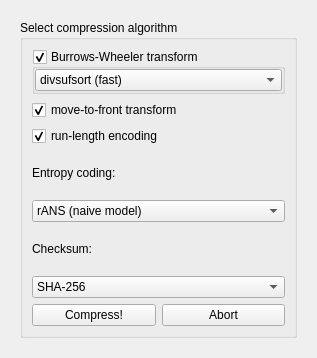
Before: the Qt Designer form processing_dialog.ui in 307372/Turbo-Kompresor-2000, drawn with Qt 5.
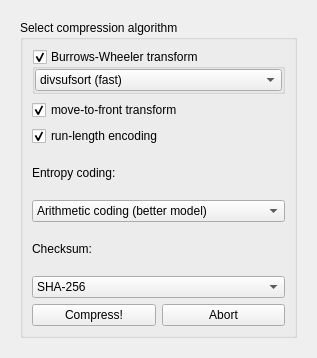
After: the same form once the commit is applied. Icons and pictures are not drawn.

The edit to the form file:
```diff
--- a/processing_dialog.ui
+++ b/processing_dialog.ui
@@ -230,7 +230,7 @@
              <string>&lt;html&gt;&lt;head/&gt;&lt;body&gt;&lt;p&gt;Entropy coding is the step, which usually does most of compressing among the algorithms I've implemented.&lt;br/&gt;&lt;/p&gt;&lt;p&gt;Better model gives better compression, but also has 256 KB overhead regardless of data type at the moment, so it's absurdly counterproductive for small files.&lt;/p&gt;&lt;/body&gt;&lt;/html&gt;</string>
             </property>
             <property name="currentIndex">
-             <number>3</number>
+             <number>2</number>
             </property>
             <item>
              <property name="text">
@@ -247,11 +247,6 @@
               <string>Arithmetic coding (better model)</string>
              </property>
             </item>
-            <item>
-             <property name="text">
-              <string>rANS (naive model)</string>
-             </property>
-            </item>
            </widget>
           </item>
           <item>
```
